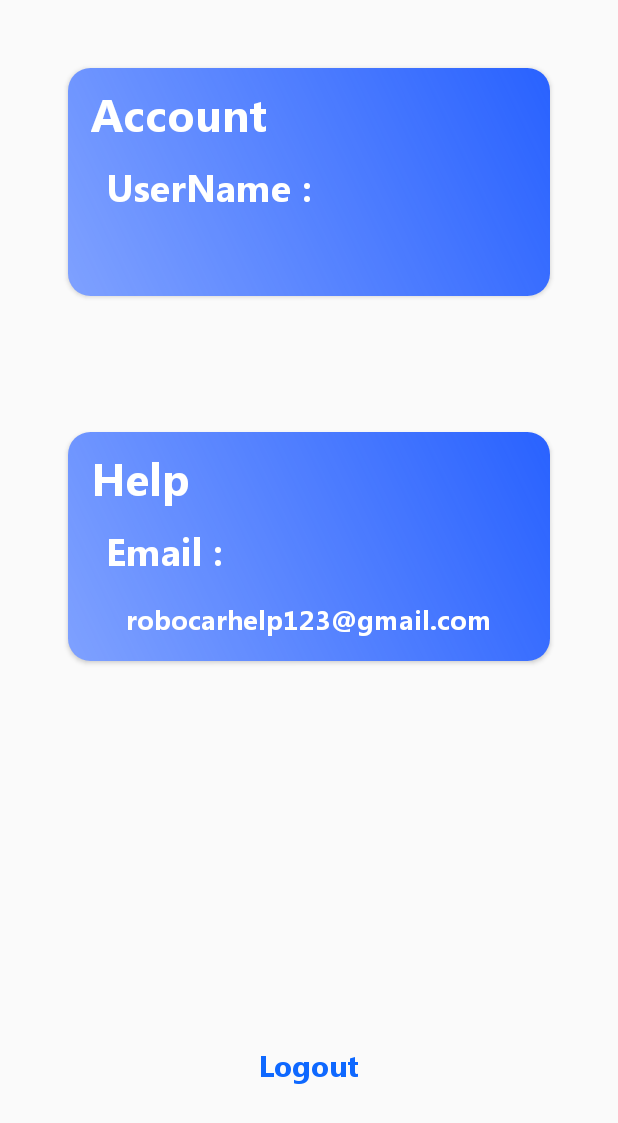
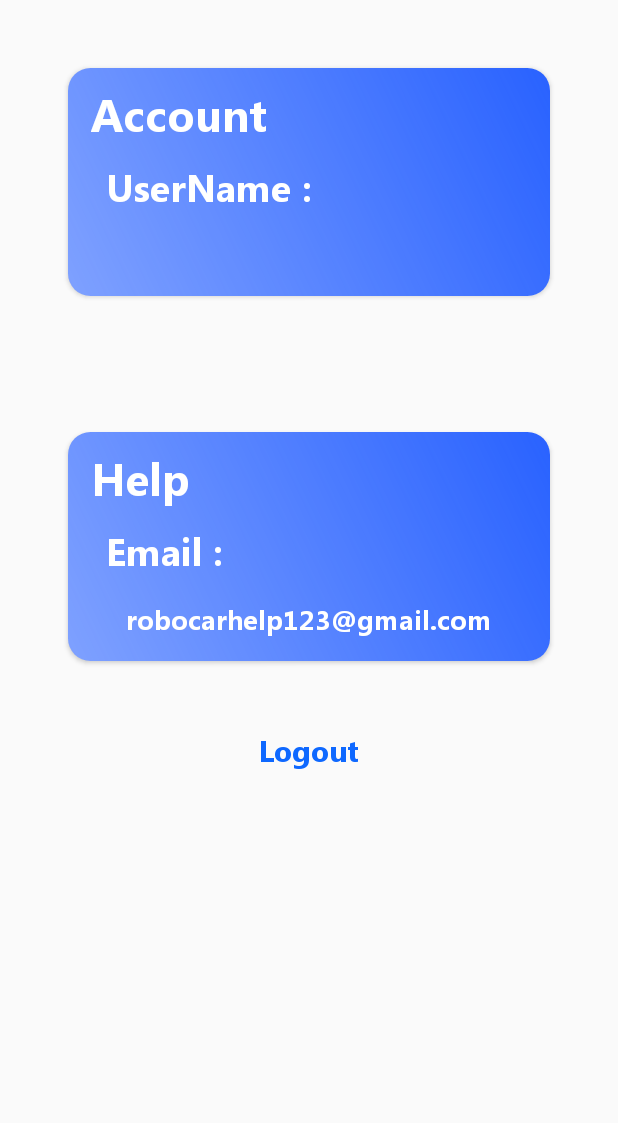
Before and after one commit to zalakuldip740/Robocar, an Android app: the layout fragment_profile.xml on its own in the app's theme, with its tools: preview values and no code run, on a phone screen of 412 x 824 dp. Shown: the top 1123 px of the screen. Run offline under Robolectric (Android 15) with nearby library versions, the phone set to English and light mode, and no system bars.

Commit message:
normal changes

```diff
--- a/app/src/main/res/layout/fragment_profile.xml
+++ b/app/src/main/res/layout/fragment_profile.xml
@@ -102,17 +102,16 @@
         </LinearLayout>
 
     </androidx.cardview.widget.CardView>
-
     <TextView
-        android:layout_width="match_parent"
-        android:layout_height="match_parent"
+        android:layout_width="wrap_content"
+        android:layout_height="wrap_content"
+        android:text="@string/Logout"
+        android:layout_gravity="center_horizontal"
         android:id="@+id/logout"
-        android:layout_marginBottom="100dp"
         android:fontFamily="@font/segoeuibold"
-        android:gravity="bottom|center_horizontal"
-        android:text="@string/Logout"
         android:textColor="@color/colorPrimary"
         android:textSize="20sp" />
 
 
+
 </LinearLayout>
```
